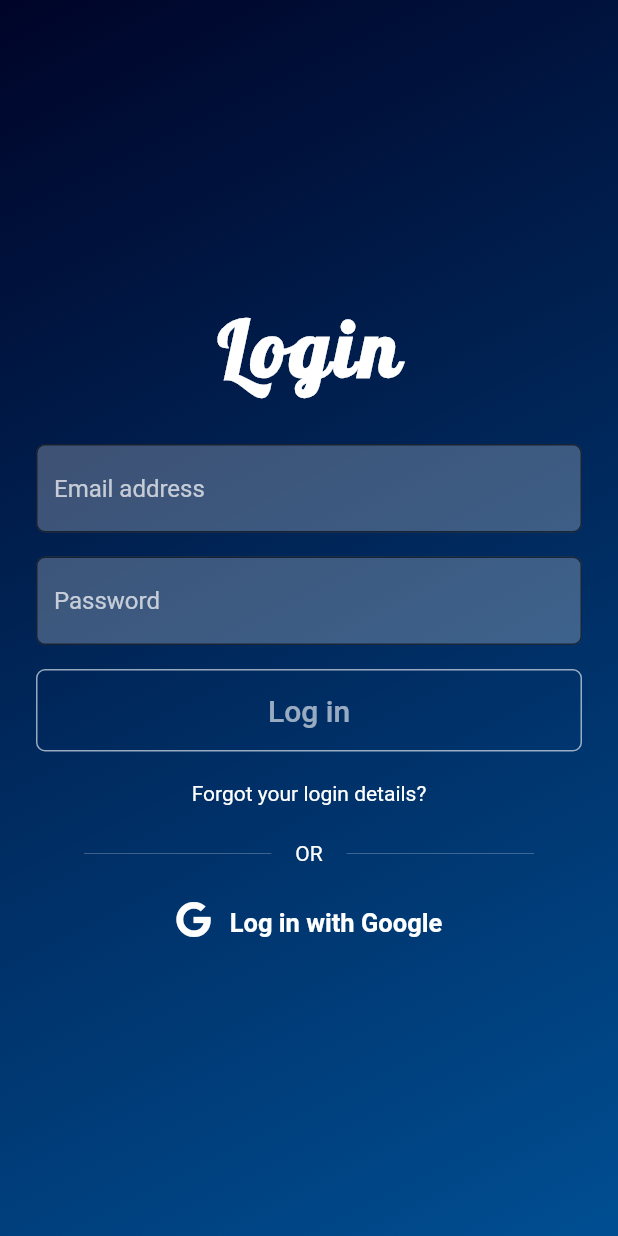
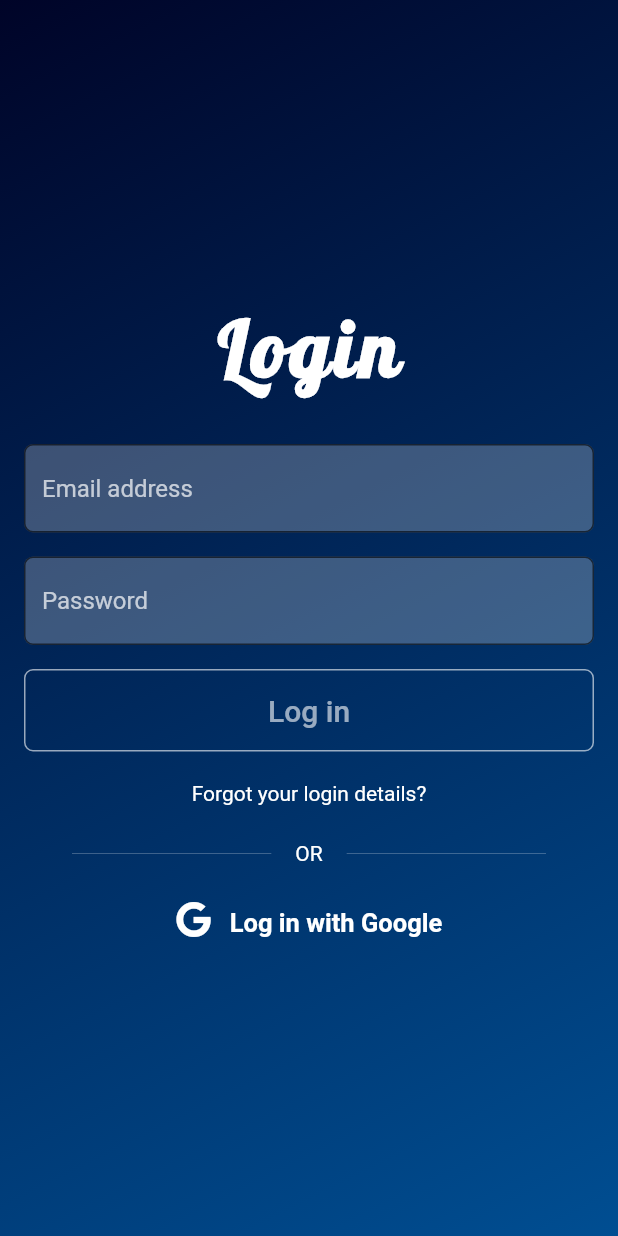
Before and after one commit to bb-grey/it_desk, a Flutter app: the LoginScreen screen opened directly, on a phone screen of 412 x 824 dp. Run offline on Flutter 3.47's test engine with Material 2 defaults, Android fonts, the phone set to English and light mode, and no system bars; our stand-ins replace font_awesome_flutter, preload_page_view.

Commit message:
Login screen error solved

```diff
--- a/lib/main.dart
+++ b/lib/main.dart
@@ -18,8 +18,7 @@ class MyApp extends StatelessWidget {
         primaryColor: kCategoryScreenGradient1,
         accentColor: kCategoryScreenGradient2,
       ),
-      // home: HomeScreen(),
-      home: LoginScreen(),
+      home: HomeScreen(),
       routes: routes,
     );
   }
--- a/lib/models/category.dart
+++ b/lib/models/category.dart
@@ -32,7 +32,7 @@ class Category {
       totalPosts: 3,
     ),
     Category(
-      imageAddress: "assets/images/home/software.png",
+      imageAddress: "assets/images/home/virus2.png",
       name: "Virus",
       catImage: "assets/images/category/virus.jpg",
       totalPosts: 3,
--- a/lib/routes.dart
+++ b/lib/routes.dart
@@ -1,8 +1,10 @@
 import 'package:flutter/material.dart';
+import 'package:it_desk/screens/LoginScreen.dart';
 import 'package:it_desk/screens/main_category_screen.dart';
 import 'package:it_desk/screens/topics_list_screen.dart';
 
 final Map<String, WidgetBuilder> routes = {
   MainCategoryScreen.routeName: (context) => MainCategoryScreen(),
   TopicsListScreen.routeName: (context) => TopicsListScreen(),
+  LoginScreen.routeName: (context) => LoginScreen(),
 };
--- a/lib/screens/LoginScreen.dart
+++ b/lib/screens/LoginScreen.dart
@@ -6,10 +6,12 @@ import 'package:it_desk/components/login_with_google_button.dart';
 import 'package:it_desk/constants.dart';
 
 class LoginScreen extends StatelessWidget {
+  static String routeName = 'login_screen';
   @override
   Widget build(BuildContext context) {
     return Scaffold(
       body: Container(
+        padding: EdgeInsets.all(16.0),
         width: double.infinity,
         decoration: BoxDecoration(
           gradient: LinearGradient(
@@ -21,14 +23,10 @@ class LoginScreen extends StatelessWidget {
             ],
           ),
         ),
+        child: Center(
+          child: SingleChildScrollView(
             child: Column(
               mainAxisSize: MainAxisSize.max,
-          mainAxisAlignment: MainAxisAlignment.center,
-          children: [
-            Expanded(
-              child: Padding(
-                padding: EdgeInsets.all(24.0),
-                child: Column(
               mainAxisAlignment: MainAxisAlignment.center,
               children: [
                 Text(
@@ -79,8 +77,6 @@ class LoginScreen extends StatelessWidget {
             ),
           ),
         ),
-          ],
-        ),
       ),
     );
   }
--- a/lib/screens/topics_list_screen.dart
+++ b/lib/screens/topics_list_screen.dart
@@ -1,5 +1,6 @@
 import 'package:flutter/material.dart';
 import 'package:it_desk/models/category.dart';
+import 'package:it_desk/screens/LoginScreen.dart';
 
 class TopicsListScreen extends StatelessWidget {
   static final String routeName = "topics_list_screen";
@@ -48,7 +49,9 @@ class TopicsListScreen extends StatelessWidget {
         ],
       ),
       floatingActionButton: FloatingActionButton(
-        onPressed: () {},
+        onPressed: () {
+          Navigator.pushNamed(context, LoginScreen.routeName);
+        },
         child: Icon(Icons.login),
       ),
     );
```
Also changed, not shown: assets/images/home/database.png, assets/images/home/virus.png (added), assets/images/home/virus2.png (added). Lines whose indentation alone changed are shown as unchanged.
